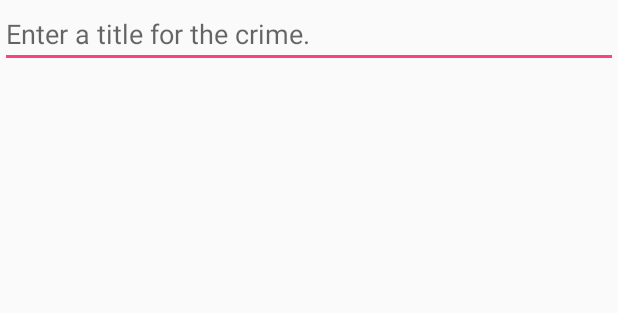
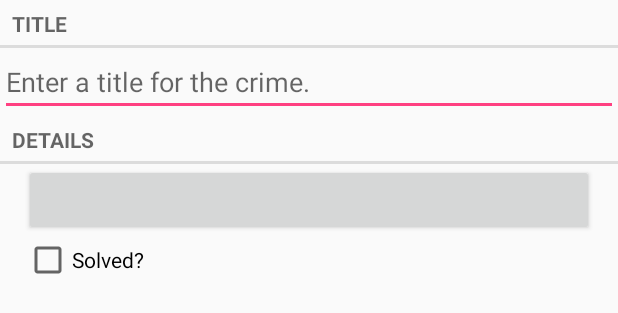
Before and after one commit to songhighning/Android-Apps, an Android app: the layout fragment_crime.xml on its own in the app's theme, with its tools: preview values and no code run, on a phone screen of 412 x 824 dp. Shown: the top 313 px of the screen. Run offline under Robolectric (Android 15) with nearby library versions, the phone set to English and light mode, and no system bars.

Commit message:
added new fragments. A check box for whether the crime is solved or not. Added a date input Button

```diff
--- a/CriminalIntent/app/src/main/res/layout/fragment_crime.xml
+++ b/CriminalIntent/app/src/main/res/layout/fragment_crime.xml
@@ -3,10 +3,36 @@
               android:layout_width="match_parent"
               android:layout_height="match_parent"
               android:orientation="vertical">
+    <TextView
+        android:layout_width="match_parent"
+        android:layout_height="wrap_content"
+        android:text="@string/crime_title_label"
+        style = "?android:listSeparatorTextViewStyle"/>
     <EditText
         android:id="@+id/crime_title"
         android:layout_width="match_parent"
         android:layout_height="wrap_content"
         android:hint="@string/crime_title_hint"/>
 
+    <TextView
+        android:layout_width="match_parent"
+        android:layout_height="wrap_content"
+        android:text="@string/crime_details_label"
+        style = "?android:listSeparatorTextViewStyle"/>
+
+    <Button
+        android:id="@+id/crime_date"
+        android:layout_width="match_parent"
+        android:layout_height="wrap_content"
+        android:layout_marginLeft="16dp"
+        android:layout_marginRight="16dp"/>
+
+    <CheckBox
+        android:id="@+id/crime_solved"
+        android:layout_width="match_parent"
+        android:layout_height="wrap_content"
+        android:layout_marginLeft= "16dp"
+        android:layout_marginRight="16dp"
+        android:text = "@string/crime_solved_label"/>
+
 </LinearLayout>
--- a/CriminalIntent/app/src/main/res/values/strings.xml
+++ b/CriminalIntent/app/src/main/res/values/strings.xml
@@ -2,4 +2,7 @@
     <string name="app_name">CriminalIntent</string>
     <string name="title_activity_crime">CrimeActivity</string>
     <string name="crime_title_hint">Enter a title for the crime.</string>
+    <string name="crime_title_label">Title</string>
+    <string name="crime_details_label">Details</string>
+    <string name="crime_solved_label">Solved?</string>
 </resources>
```
Also changed, not shown: CriminalIntent/app/src/main/java/com/songhighning/criminalintent/Crime.java (+20 -0 lines), CriminalIntent/app/src/main/java/com/songhighning/criminalintent/CrimeFragment.java (+20 -1 lines).
